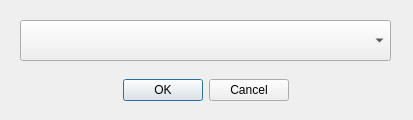
Qt form Client/UI/NetworkDeviceSelectUI.ui (yang-zhongtian/PYCM) before a commit.
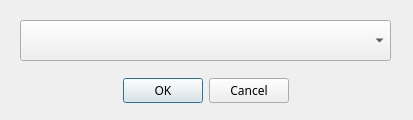
The same form after that commit. Icons and pictures are not drawn.

The edit to the form file:
```diff
--- a/Client/UI/NetworkDeviceSelectUI.ui
+++ b/Client/UI/NetworkDeviceSelectUI.ui
@@ -26,6 +26,11 @@
      <height>41</height>
     </rect>
    </property>
+   <property name="font">
+    <font>
+     <family>微软雅黑</family>
+    </font>
+   </property>
    <property name="orientation">
     <enum>Qt::Horizontal</enum>
    </property>
```
Left out of the diff: 2 changed lines with no effect on the pictures.
